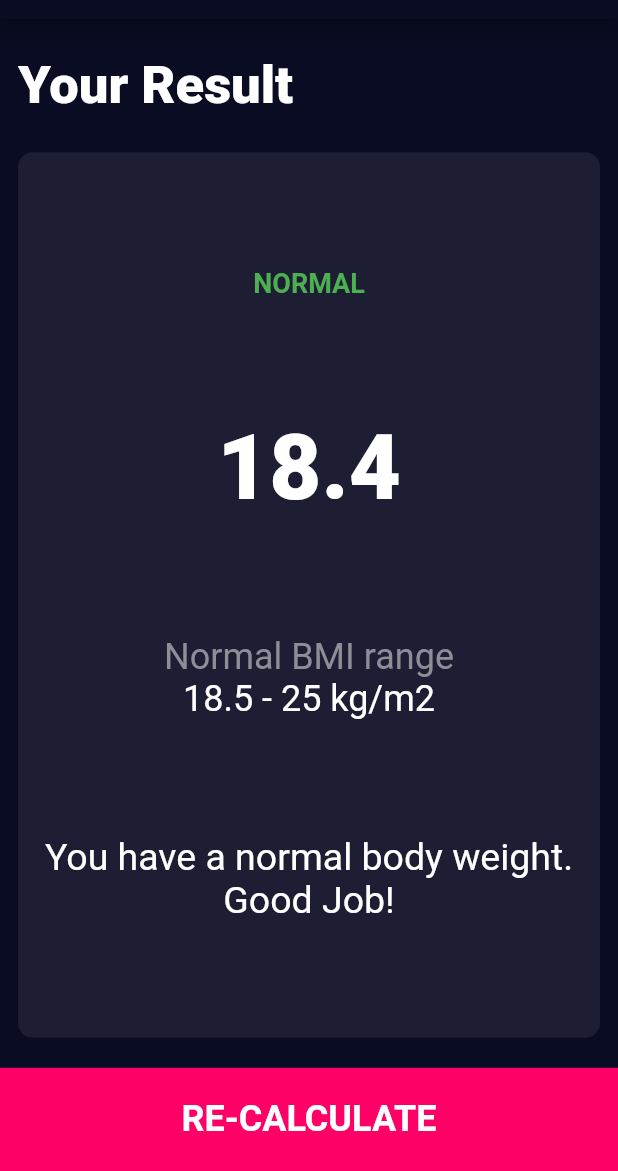
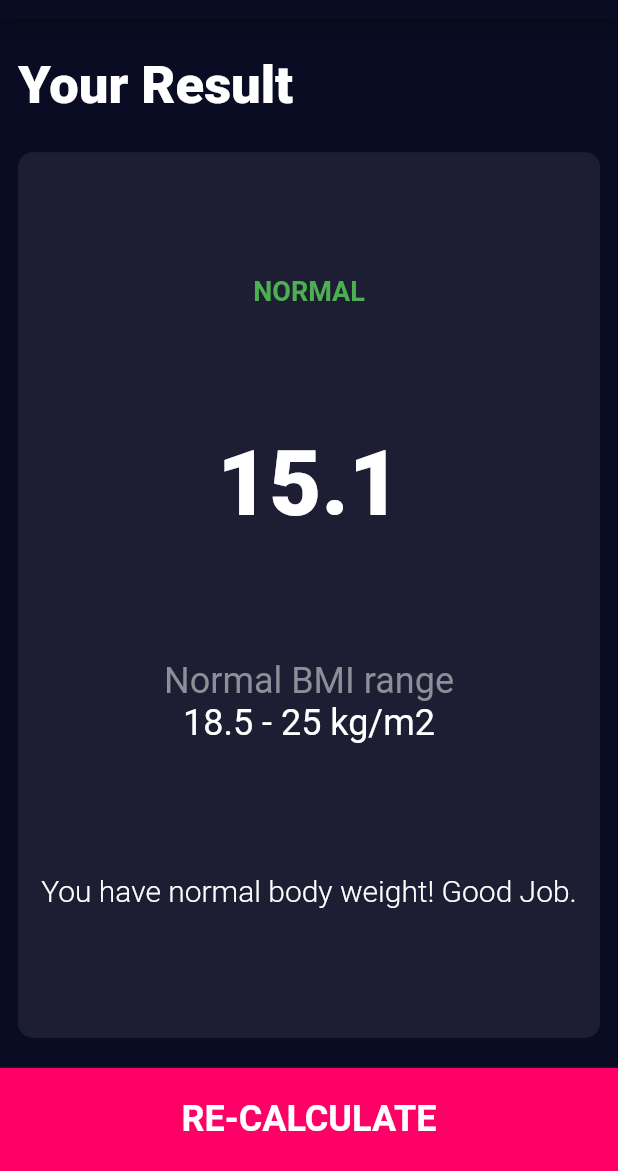
Before and after one commit to KayesAshfaQ/bmi-calculator-flutter, a Flutter app: the screen it shows after launch, after a tap on "CALCULATE", on a phone screen of 412 x 824 dp, the part 65-1236 px from its top. Run offline on Flutter 3.47's test engine with Material 2 defaults, Android fonts, the phone set to English and light mode, and no system bars; our stand-ins replace font_awesome_flutter.

Commit message:
calculator brain added

```diff
--- /dev/null
+++ b/lib/calculator_brain.dart
@@ -0,0 +1,34 @@
+import 'dart:math';
+
+class CalculatorBrain {
+  final int height;
+  final int weight;
+  double? _bmi;
+
+  CalculatorBrain({required this.height, required this.weight});
+
+  String calculateBMI() {
+    _bmi = weight / pow(height / 100, 2);
+    return _bmi!.toStringAsFixed(1);
+  }
+
+  String getResult() {
+    if (_bmi! > 25) {
+      return 'OVERWEIGHT';
+    } else if (_bmi! < 18.5) {
+      return 'NORMAL';
+    } else {
+      return 'UNDERWEIGHT';
+    }
+  }
+
+  String getInterpretation() {
+    if (_bmi! > 25) {
+      return 'You have a higher then normal body weight! Try to exercise more.';
+    } else if (_bmi! < 18.5) {
+      return 'You have normal body weight! Good Job.';
+    } else {
+      return 'You have lower then normal body weight! You can eat a bit more.';
+    }
+  }
+}
--- a/lib/constants.dart
+++ b/lib/constants.dart
@@ -22,6 +22,6 @@ const kResultTextStyle = TextStyle(
 );
 
 const kResutlDetailsTextStyle = TextStyle(
-  fontSize: 25.0,
-  fontWeight: FontWeight.w400,
+  fontSize: 20.0,
+  fontWeight: FontWeight.w300,
 );
--- a/lib/pages/input_page.dart
+++ b/lib/pages/input_page.dart
@@ -1,3 +1,4 @@
+import 'package:bmi_calculator/calculator_brain.dart';
 import 'package:bmi_calculator/components/bottom_button_widget.dart';
 import 'package:bmi_calculator/components/circle_icon_button.dart';
 import 'package:bmi_calculator/components/icon_widget.dart';
@@ -128,10 +129,17 @@ class _InputPageState extends State<InputPage> {
           BottomButtonWidget(
             label: 'CALCULATE',
             onTap: () {
+              CalculatorBrain calc =
+                  CalculatorBrain(height: height, weight: weight);
+
               Navigator.push(
                 context,
                 MaterialPageRoute(
-                  builder: (context) => ResultPage(),
+                  builder: (context) => ResultPage(
+                    bmiResult: calc.calculateBMI(),
+                    resultText: calc.getResult(),
+                    interpolation: calc.getInterpretation(),
+                  ),
                 ),
               );
             },
--- a/lib/pages/result_page.dart
+++ b/lib/pages/result_page.dart
@@ -4,7 +4,13 @@ import 'package:bmi_calculator/constants.dart';
 import 'package:flutter/material.dart';
 
 class ResultPage extends StatelessWidget {
-  const ResultPage({Key? key}) : super(key: key);
+  final String bmiResult, resultText, interpolation;
+
+  ResultPage({
+    required this.bmiResult,
+    required this.resultText,
+    required this.interpolation,
+  });
 
   @override
   Widget build(BuildContext context) {
@@ -34,14 +40,14 @@ class ResultPage extends StatelessWidget {
                 mainAxisAlignment: MainAxisAlignment.spaceEvenly,
                 children: [
                   Text(
-                    'NORMAL',
+                    resultText,
                     style: TextStyle(
                         color: Colors.green,
                         fontSize: 18.0,
                         fontWeight: FontWeight.bold),
                   ),
                   Text(
-                    '18.4',
+                    bmiResult,
                     style: kNumberTextStyle,
                   ),
                   Column(
@@ -57,10 +63,13 @@ class ResultPage extends StatelessWidget {
                       ),
                     ],
                   ),
-                  Text(
-                    'You have a normal body weight. Good Job!',
-                    style: kResutlDetailsTextStyle,
-                    textAlign: TextAlign.center,
+                  Padding(
+                    padding: const EdgeInsets.all(4.0),
+                    child: Text(
+                      interpolation,
+                      style: kResutlDetailsTextStyle,
+                      textAlign: TextAlign.center,
+                    ),
                   )
                 ],
               ),
```
